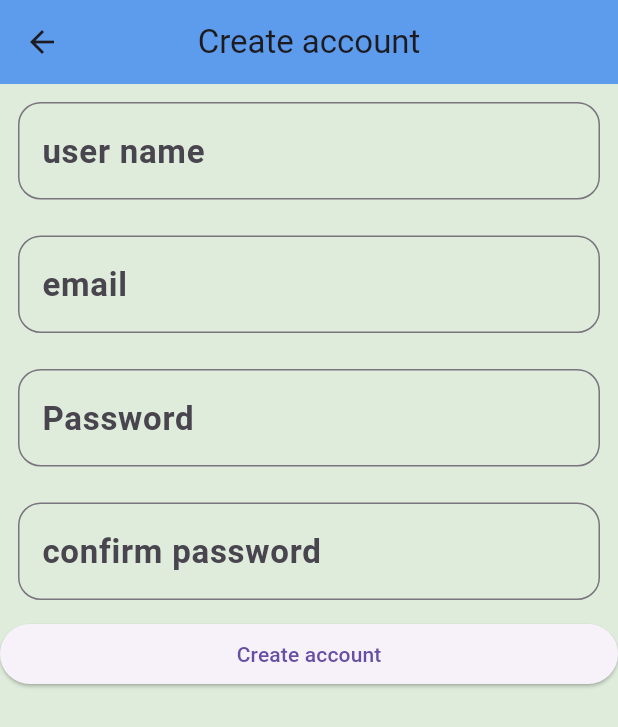
After one commit to Leo-x30/todo_app_1, a Flutter app: the RegisterScreen screen opened by its route, on a phone screen of 412 x 824 dp. The commit adds this screen. Shown: the top 727 px of the screen. Run offline on Flutter 3.47's test engine with Material 3 defaults, Android fonts, the phone set to English and light mode, and no system bars; our stand-ins replace cloud_firestore, easy_date_timeline, firebase_core, flutter_slidable; accounts and stored records are empty; generated files the repository leaves out were written again.

Commit message:
ToDO app

```diff
--- /dev/null
+++ b/lib/Home/authentiction/register/custom text form field.dart
@@ -0,0 +1,57 @@
+import 'package:flutter/material.dart';
+import 'package:test1/Home/app_colors.dart';
+
+typedef myvalidator =String? Function(String?);
+
+class CustomTextFormFiled extends StatelessWidget {
+
+  String label;
+  TextEditingController controller;
+  TextInputType keyboardType;
+  bool obscureText;
+  myvalidator myValidator;
+
+  CustomTextFormFiled({required this.label,required this.controller
+  ,this.keyboardType=TextInputType.text,this.obscureText =false
+  ,required this.myValidator});
+
+  @override
+  Widget build(BuildContext context) {
+    return Padding(
+      padding: const EdgeInsets.all(12.0),
+      child: TextFormField(
+      decoration: InputDecoration(
+          labelText:label,
+      border: OutlineInputBorder(
+            borderRadius: BorderRadius.circular(15),
+            borderSide: BorderSide(
+              color: Appcolors.primarycolor
+            )
+          ),
+      focusedBorder: OutlineInputBorder(
+            borderRadius: BorderRadius.circular(15),
+            borderSide: BorderSide(
+            color: Appcolors.primarycolor
+          )
+        ),
+      errorBorder: OutlineInputBorder(
+      borderRadius: BorderRadius.circular(15),
+      borderSide: BorderSide(
+          color: Appcolors.primarycolor
+      ),
+     ),
+      focusedErrorBorder:OutlineInputBorder(
+      borderRadius: BorderRadius.circular(15),
+      borderSide: BorderSide(
+      color: Appcolors.primarycolor
+     ),
+    ),
+    ),
+      controller: controller,
+      keyboardType: keyboardType,
+      obscureText: obscureText,
+      validator: myValidator,
+   )
+  );
+ }
+}
--- /dev/null
+++ b/lib/Home/authentiction/register/register screen.dart
@@ -0,0 +1,87 @@
+import 'package:flutter/material.dart';
+import 'package:test1/Home/authentiction/register/custom%20text%20form%20field.dart';
+
+class RegisterScreen extends StatelessWidget {
+
+  static const String routename = 'register screen';
+  TextEditingController namecontroller = TextEditingController();
+  TextEditingController emailcontroller = TextEditingController();
+  TextEditingController passwordcontroller = TextEditingController();
+  TextEditingController comfirmpasswordcontroller = TextEditingController();
+
+  @override
+  Widget build(BuildContext context) {
+   return Scaffold(
+     appBar: AppBar(
+       title: Text('Create account'),
+       centerTitle: true,
+     ),
+     body: Column(
+       children: [
+         Form(child: Column(
+           crossAxisAlignment: CrossAxisAlignment.stretch,
+           children: [
+             CustomTextFormFiled(
+                 label: 'user name'
+               ,controller:namecontroller,
+               myValidator: (text){
+                   if (text == null||text.trim().isEmpty){
+                     return "please enter username";
+                   }
+                   return null;
+               },
+             ),
+             CustomTextFormFiled(
+                 label: 'email',
+               controller: emailcontroller,
+               myValidator: (text){
+               if (text == null||text.trim().isEmpty){
+                 return "please enter email";
+               }
+               final bool emailValid =
+               RegExp(r"^[a-zA-Z0-9.a-zA-Z0-9.!#$%&'*+-/=?^_`{|}~]+@[a-zA-Z0-9]+\.[a-zA-Z]+")
+                   .hasMatch(text);
+               if(!emailValid){
+                 return 'please enter valid email';
+               }
+             },
+             ),
+             CustomTextFormFiled(
+                 label: 'Password'
+               ,controller: passwordcontroller,
+               myValidator: (text){
+               if (text == null||text.trim().isEmpty){
+                 return "please enter password";
+               }
+               if(text.length<6){
+                 return 'password must be atleast 6 charcters';
+               }
+               return null;
+             },
+             ),
+             CustomTextFormFiled(
+                 label: 'confirm password'
+               ,controller: comfirmpasswordcontroller,
+               myValidator: (text){
+               if (text == null||text.trim().isEmpty){
+                 return "please confirmpassword";
+               }if(text.length<6){
+                 return 'password must be atleast 6 charcters';
+               }
+               if(text !=passwordcontroller.text){
+                 return "password doesn't match";
+               }
+               return null;
+             },
+             ),
+             ElevatedButton(onPressed: () {},
+             child: Text('Create account'),
+             )
+            ],
+           )
+         )
+       ],
+     ),
+   );
+  }
+}
--- a/lib/main.dart
+++ b/lib/main.dart
@@ -3,6 +3,7 @@ import 'package:cloud_firestore/cloud_firestore.dart';
 import 'package:firebase_core/firebase_core.dart';
 import 'package:flutter/material.dart';
 import 'package:provider/provider.dart';
+import 'package:test1/Home/authentiction/register/register%20screen.dart';
 import 'package:test1/Home/home%20screen.dart';
 import 'package:test1/Home/mytheme.dart';
 import 'package:flutter_gen/gen_l10n/app_localizations.dart';
@@ -36,10 +37,11 @@ class Myapp extends StatelessWidget {
   Widget build(BuildContext context) {
     var provider =Provider.of<Appconfigprovider>(context);
     return MaterialApp(
-    debugShowCheckedModeBanner: true,
+    debugShowCheckedModeBanner: false,
      initialRoute: HomeScreen.routName,
      routes:{
       HomeScreen.routName : (context) => HomeScreen(),
+       RegisterScreen.routename:(context) => RegisterScreen()
       },
       theme: Mytheme.lighttheme,
       darkTheme: Mytheme.darktheme,
--- a/lib/provider/list provider.dart
+++ b/lib/provider/list provider.dart
@@ -2,7 +2,7 @@ import 'package:flutter/material.dart';
 import 'package:test1/Model/task.dart';
 import 'package:test1/firebaseutilis.dart';
 
-class Listprovider extends ChangeNotifier {
+class Listprovider extends ChangeNotifier{
   List<Task> taskList = [];
   var selectDate = DateTime.now();
 
@@ -18,7 +18,7 @@ class Listprovider extends ChangeNotifier {
           selectDate.year == task.datetime.year;
     }).toList();
 
-    // Sort tasks from oldest to newest
+
     taskList.sort((a, b) => a.datetime.compareTo(b.datetime));
 
     notifyListeners();
```
Also changed, not shown: lib/Home/task list/tasklist item.dart (+12 -4 lines).
